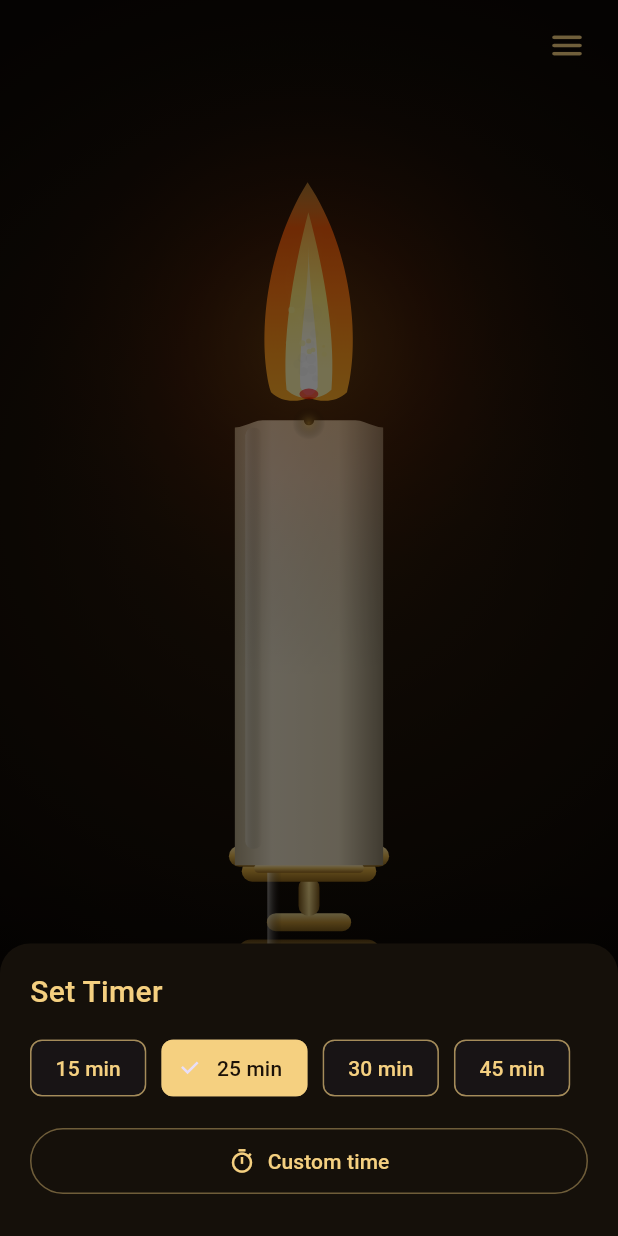
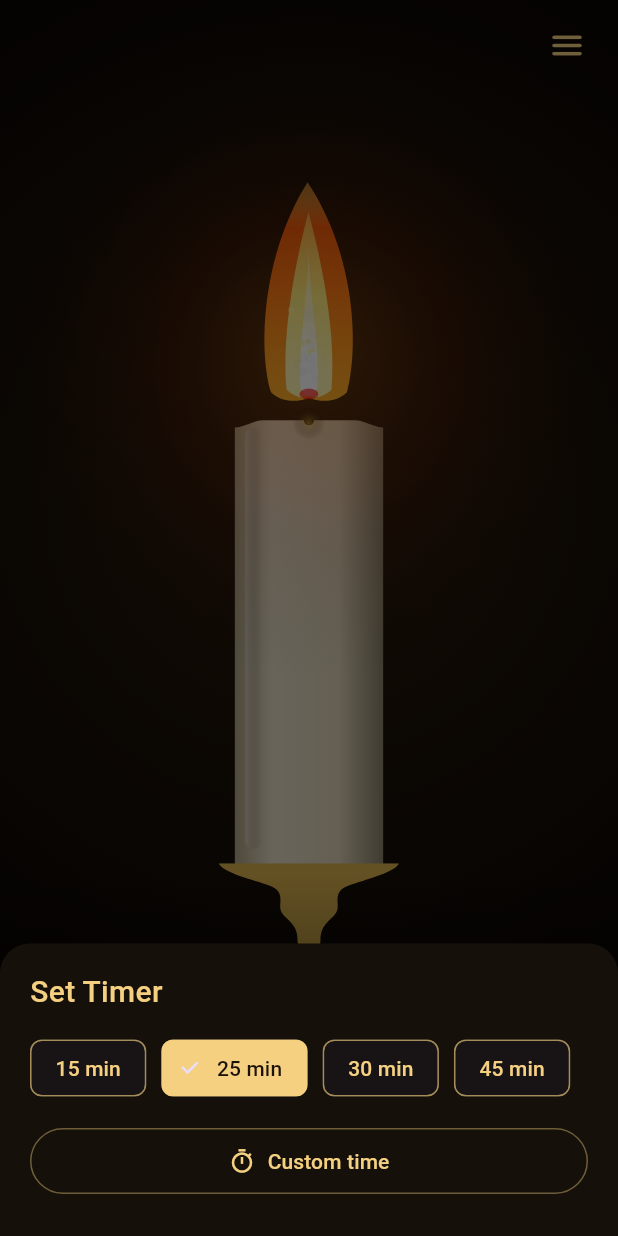
Before and after one commit to absiddik7/promo_timer, a Flutter app: the screen it shows after launch, after a tap on an icon or button, on a phone screen of 412 x 824 dp. Run offline on Flutter 3.47's test engine with Material 3 defaults, Android fonts, the phone set to English and light mode, and no system bars; our stand-ins replace flutter_svg, shared_preferences.

Commit message:
Implement Candle stand svg

```diff
--- a/lib/screens/candle_screen.dart
+++ b/lib/screens/candle_screen.dart
@@ -2,6 +2,7 @@ import 'dart:math';
 import 'dart:ui' as ui;
 import 'package:flutter/cupertino.dart';
 import 'package:flutter/material.dart';
+import 'package:flutter_svg/flutter_svg.dart';
 import 'package:provider/provider.dart';
 import 'package:flutter/scheduler.dart';
 import 'package:flutter/services.dart';
@@ -343,6 +344,10 @@ class _CandleScreenState extends State<CandleScreen>
   Color _backgroundInnerColor = const Color(0xFF2A1A0A);
   Color _backgroundOuterColor = const Color(0xFF0A0604);
   Color _candleBodyColor = const Color(0xFFD4C4A0);
+
+  // Stands Positions
+  double get _standSize => (kCandleW * 1.1).clamp(120.0, 250.0);
+  double get _standTop => kBaseY - (_standSize * 0.19);
 
   void _updateDimensions(Size size) {
     if (size == _lastSize) return;
@@ -658,7 +663,6 @@ class _CandleScreenState extends State<CandleScreen>
     final recorder = ui.PictureRecorder();
     final canvas = Canvas(recorder, Rect.fromLTWH(0, 0, kW, kH));
     _drawBackground(canvas, _backgroundInnerColor, _backgroundOuterColor);
-    _drawCandleStand(canvas);
     _staticPicture?.dispose();
     _staticPicture = recorder.endRecording();
   }
@@ -704,6 +708,22 @@ class _CandleScreenState extends State<CandleScreen>
                     valueListenable: _bodyNotifier,
                     builder: (_, __, ___) => CustomPaint(
                       painter: _BodyPainter(_staticPicture, _bodyPicture),
+                    ),
+                  ),
+                ),
+                Positioned(
+                  top: _standTop,
+                  left: (kW - _standSize) / 2,
+                  width: _standSize,
+                  height: _standSize,
+                  child: IgnorePointer(
+                    child: SvgPicture.asset(
+                      'assets/icons/Stands_4.svg',
+                      fit: BoxFit.contain,
+                      colorFilter: const ColorFilter.mode(
+                        Color(0xFFD9B14D),
+                        BlendMode.srcIn,
+                      ),
                     ),
                   ),
                 ),
@@ -897,184 +917,6 @@ void _drawBackground(
   canvas.drawRect(Rect.fromLTWH(0, 0, kW, kH), paint);
 }
 
-void _drawCandleStand(Canvas canvas) {
-  final standTopY = kBaseY - 6;
-  final trayW = kCandleW * 1.08;
-  final trayH = 14.0;
-  final cupW = kCandleW * 0.68;
-  final columnH = 26.0;
-  final baseW = kCandleW * 0.98;
-  final baseH = 30.0;
-  final holderBottomY = standTopY + trayH + columnH + baseH + 6;
-  final centerX = kCX;
-
-  canvas.drawOval(
-    Rect.fromCenter(
-      center: Offset(centerX, holderBottomY + 8),
-      width: baseW * 1.65,
-      height: 12,
-    ),
-    Paint()
-      ..shader =
-          const RadialGradient(
-            colors: [Color(0x55000000), Colors.transparent],
-            stops: [0, 1],
-          ).createShader(
-            Rect.fromCenter(
-              center: Offset(centerX, holderBottomY + 8),
-              width: baseW * 1.65,
-              height: 12,
-            ),
-          ),
-  );
-
-  final baseRect = Rect.fromCenter(
-    center: Offset(centerX, holderBottomY - baseH * 0.18),
-    width: baseW,
-    height: baseH,
-  );
-  canvas.drawRRect(
-    RRect.fromRectAndCorners(
-      baseRect,
-      topLeft: const Radius.circular(10),
-      topRight: const Radius.circular(10),
-      bottomLeft: const Radius.circular(18),
-      bottomRight: const Radius.circular(18),
-    ),
-    Paint()
-      ..shader = LinearGradient(
-        begin: Alignment.topCenter,
-        end: Alignment.bottomCenter,
-        colors: const [
-          Color(0xFF6D4B16),
-          Color(0xFFF2D375),
-          Color(0xFFC18A2D),
-          Color(0xFF7A5619),
-        ],
-        stops: const [0, 0.36, 0.72, 1],
-      ).createShader(baseRect),
-  );
-
-  final ringRect = Rect.fromCenter(
-    center: Offset(centerX, holderBottomY - baseH - 2),
-    width: baseW * 0.58,
-    height: 12,
-  );
-  canvas.drawRRect(
-    RRect.fromRectAndRadius(ringRect, const Radius.circular(6)),
-    Paint()
-      ..shader = LinearGradient(
-        begin: Alignment.topCenter,
-        end: Alignment.bottomCenter,
-        colors: const [Color(0xFFF8E39A), Color(0xFFD3A03B), Color(0xFF8D681E)],
-      ).createShader(ringRect),
-  );
-
-  final supportRect = Rect.fromCenter(
-    center: Offset(centerX, standTopY + trayH + columnH / 2),
-    width: 14,
-    height: columnH,
-  );
-  canvas.drawRRect(
-    RRect.fromRectAndRadius(supportRect, const Radius.circular(7)),
-    Paint()
-      ..shader = LinearGradient(
-        begin: Alignment.centerLeft,
-        end: Alignment.centerRight,
-        colors: const [Color(0xFF7D591C), Color(0xFFF7DD8D), Color(0xFF7D591C)],
-        stops: const [0, 0.5, 1],
-      ).createShader(supportRect),
-  );
-
-  final collarRect = Rect.fromCenter(
-    center: Offset(centerX, standTopY + 10),
-    width: trayW * 0.84,
-    height: trayH,
-  );
-  canvas.drawRRect(
-    RRect.fromRectAndRadius(collarRect, const Radius.circular(8)),
-    Paint()
-      ..shader = LinearGradient(
-        begin: Alignment.topCenter,
-        end: Alignment.bottomCenter,
-        colors: const [Color(0xFFF8E09C), Color(0xFFD5A43C), Color(0xFF8D651B)],
-        stops: const [0, 0.45, 1],
-      ).createShader(collarRect),
-  );
-
-  final trayRect = Rect.fromCenter(
-    center: Offset(centerX, standTopY),
-    width: trayW,
-    height: trayH,
-  );
-  canvas.drawRRect(
-    RRect.fromRectAndRadius(trayRect, const Radius.circular(10)),
-    Paint()
-      ..shader = LinearGradient(
-        begin: Alignment.topCenter,
-        end: Alignment.bottomCenter,
-        colors: const [Color(0xFFFFE8AE), Color(0xFFE0B34F), Color(0xFF8A621A)],
-        stops: const [0, 0.46, 1],
-      ).createShader(trayRect),
-  );
-
-  final cupRect = Rect.fromCenter(
-    center: Offset(centerX, standTopY - 1),
-    width: cupW,
-    height: 8,
-  );
-  canvas.drawRRect(
-    RRect.fromRectAndRadius(cupRect, const Radius.circular(5)),
-    Paint()
-      ..shader = LinearGradient(
-        begin: Alignment.topCenter,
-        end: Alignment.bottomCenter,
-        colors: const [Color(0xFFFFF0C7), Color(0xFFD9B14D), Color(0xFF8B651C)],
-      ).createShader(cupRect),
-  );
-
-  canvas.drawRRect(
-    RRect.fromRectAndRadius(
-      Rect.fromLTWH(
-        centerX - trayW * 0.26,
-        standTopY - trayH * 0.16,
-        trayW * 0.09,
-        holderBottomY - standTopY - 2,
-      ),
-      const Radius.circular(6),
-    ),
-    Paint()
-      ..shader =
-          LinearGradient(
-            begin: Alignment.centerLeft,
-            end: Alignment.centerRight,
-            colors: const [Color(0x88FFFFFF), Colors.transparent],
-          ).createShader(
-            Rect.fromLTWH(
-              centerX - trayW * 0.26,
-              standTopY - trayH * 0.16,
-              trayW * 0.09,
-              holderBottomY - standTopY - 2,
-            ),
-          ),
-  );
-
-  final seatRect = Rect.fromCenter(
-    center: Offset(centerX, kBaseY + 2),
-    width: kCandleW * 0.74,
-    height: 6,
-  );
-  canvas.drawRRect(
-    RRect.fromRectAndRadius(seatRect, const Radius.circular(4)),
-    Paint()
-      ..shader = LinearGradient(
-        begin: Alignment.topCenter,
-        end: Alignment.bottomCenter,
-        colors: const [Color(0xFFFFF4D3), Color(0xFFE0B95D), Color(0xFF926620)],
-      ).createShader(seatRect),
-  );
-}
-
 // ─────────────────────────────────────────────────────────────────────────────
 //  CANDLE BODY — procedural mesh deformation & advanced drip rendering
 // ─────────────────────────────────────────────────────────────────────────────
--- a/pubspec.yaml
+++ b/pubspec.yaml
@@ -40,6 +40,7 @@ dependencies:
   vibration: ^3.1.4
   # Lottie animations for timer visualization (replaces CustomPaint)
   lottie: ^3.2.0
+  flutter_svg: ^2.2.0
 
 dev_dependencies:
   flutter_test:
@@ -66,6 +67,7 @@ flutter:
   # To add assets to your application, add an assets section, like this:
   assets:
     - assets/animations/candle.json
+    - assets/icons/
     # Only the candle animation is used now
 
   # An image asset can refer to one or more resolution-specific "variants", see
```
Also changed, not shown: assets/icons/Stands.svg (added), assets/icons/Stands_2.svg (added), assets/icons/Stands_3.svg (added), assets/icons/Stands_4.svg (added), pubspec.lock.
